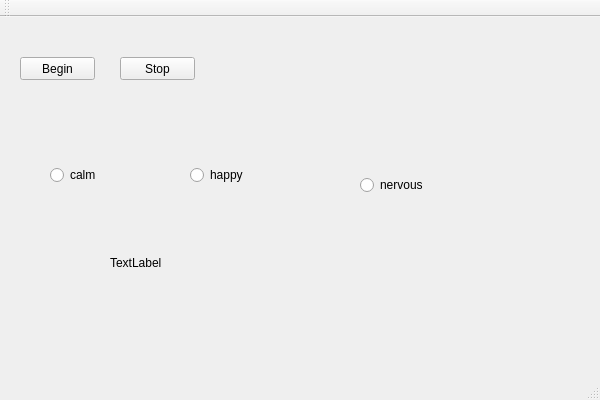
First picture: the form in VRM/VRM.ui, repository 6217Steve99/Video-Live-Recording-with-MindWave, before the edit.
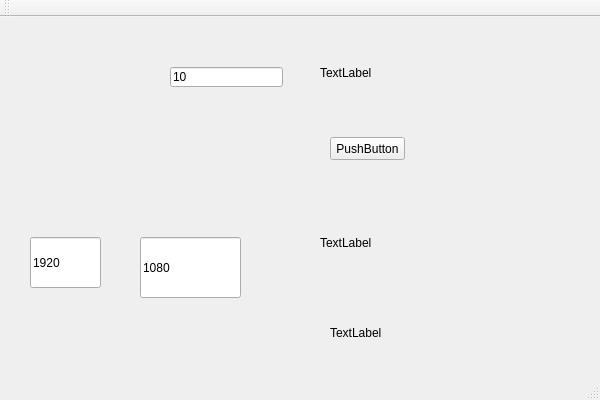
Second picture: the form after the edit.

Diff of the .ui file:
```diff
--- a/VRM/VRM.ui
+++ b/VRM/VRM.ui
@@ -14,24 +14,89 @@
    <string>VRM</string>
   </property>
   <widget class="QWidget" name="centralWidget">
-   <widget class="QPushButton" name="pushButton">
+   <widget class="QLineEdit" name="fpsEdit">
     <property name="geometry">
      <rect>
-      <x>20</x>
-      <y>40</y>
+      <x>170</x>
+      <y>50</y>
+      <width>113</width>
+      <height>20</height>
+     </rect>
+    </property>
+    <property name="text">
+     <string>10</string>
+    </property>
+   </widget>
+   <widget class="QLineEdit" name="heightEdit">
+    <property name="geometry">
+     <rect>
+      <x>140</x>
+      <y>220</y>
+      <width>101</width>
+      <height>61</height>
+     </rect>
+    </property>
+    <property name="text">
+     <string>1080</string>
+    </property>
+   </widget>
+   <widget class="QLineEdit" name="widthEdit">
+    <property name="geometry">
+     <rect>
+      <x>30</x>
+      <y>220</y>
+      <width>71</width>
+      <height>51</height>
+     </rect>
+    </property>
+    <property name="text">
+     <string>1920</string>
+    </property>
+   </widget>
+   <widget class="QPushButton" name="recordButton">
+    <property name="geometry">
+     <rect>
+      <x>330</x>
+      <y>120</y>
       <width>75</width>
       <height>23</height>
      </rect>
     </property>
     <property name="text">
-     <string>Begin</string>
+     <string>PushButton</string>
+    </property>
+   </widget>
+   <widget class="QLabel" name="timelabel">
+    <property name="geometry">
+     <rect>
+      <x>320</x>
+      <y>220</y>
+      <width>54</width>
+      <height>12</height>
+     </rect>
+    </property>
+    <property name="text">
+     <string>TextLabel</string>
+    </property>
+   </widget>
+   <widget class="QLabel" name="beginlabel">
+    <property name="geometry">
+     <rect>
+      <x>320</x>
+      <y>50</y>
+      <width>54</width>
+      <height>12</height>
+     </rect>
+    </property>
+    <property name="text">
+     <string>TextLabel</string>
     </property>
    </widget>
    <widget class="QLabel" name="label">
     <property name="geometry">
      <rect>
-      <x>110</x>
-      <y>240</y>
+      <x>330</x>
+      <y>310</y>
       <width>54</width>
       <height>12</height>
      </rect>
@@ -40,58 +105,6 @@
      <string>TextLabel</string>
     </property>
    </widget>
-   <widget class="QPushButton" name="pushButton_2">
-    <property name="geometry">
-     <rect>
-      <x>120</x>
-      <y>40</y>
-      <width>75</width>
-      <height>23</height>
-     </rect>
-    </property>
-    <property name="text">
-     <string>Stop</string>
-    </property>
-   </widget>
-   <widget class="QRadioButton" name="radioButton">
-    <property name="geometry">
-     <rect>
-      <x>50</x>
-      <y>150</y>
-      <width>89</width>
-      <height>16</height>
-     </rect>
-    </property>
-    <property name="text">
-     <string>calm</string>
-    </property>
-   </widget>
-   <widget class="QRadioButton" name="radioButton_2">
-    <property name="geometry">
-     <rect>
-      <x>190</x>
-      <y>150</y>
-      <width>89</width>
-      <height>16</height>
-     </rect>
-    </property>
-    <property name="text">
-     <string>happy</string>
-    </property>
-   </widget>
-   <widget class="QRadioButton" name="radioButton_3">
-    <property name="geometry">
-     <rect>
-      <x>360</x>
-      <y>160</y>
-      <width>89</width>
-      <height>16</height>
-     </rect>
-    </property>
-    <property name="text">
-     <string>nervous</string>
-    </property>
-   </widget>
   </widget>
   <widget class="QMenuBar" name="menuBar">
    <property name="geometry">
```
